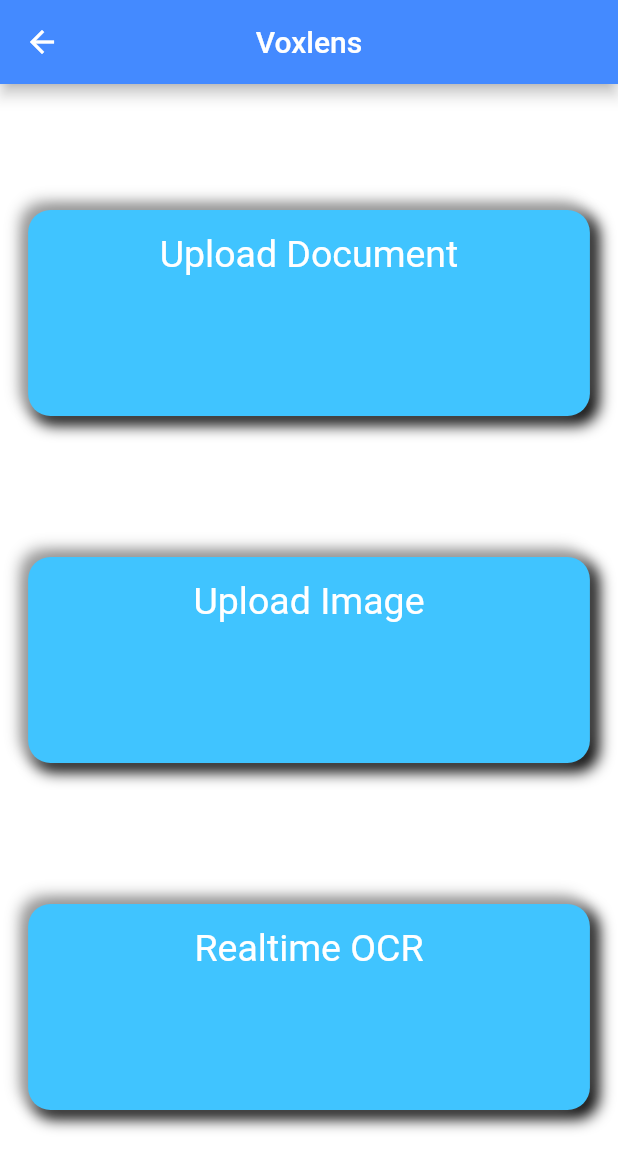
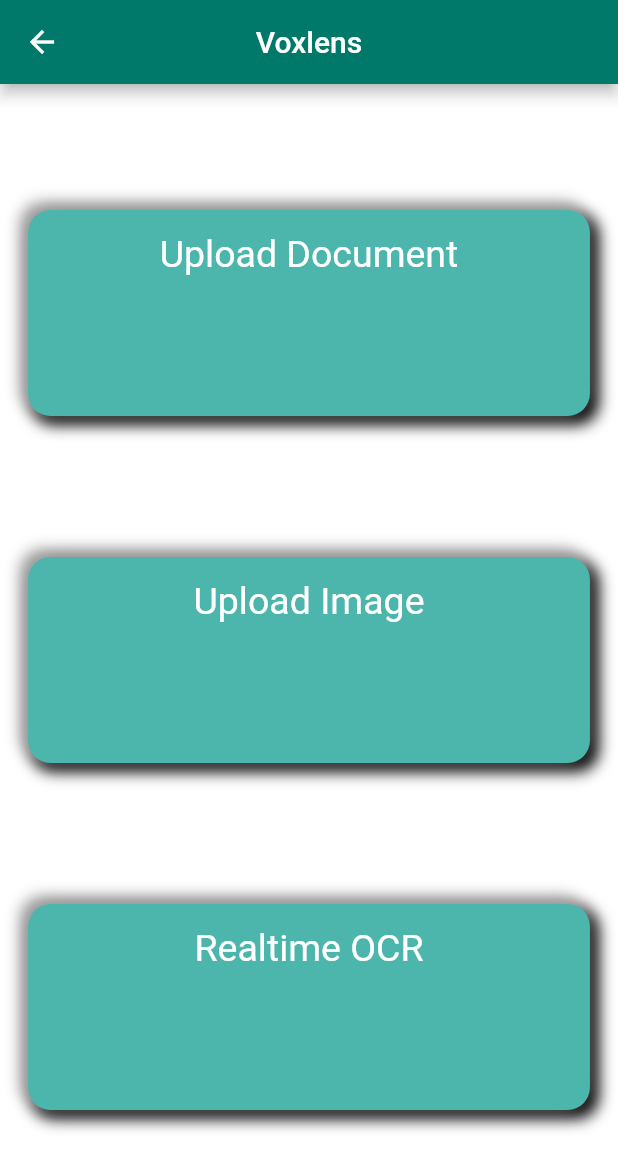
Before and after one commit to aaadddiii/voxlens, a Flutter app: the Main_menu screen opened directly, after a tap on "Doc Reader", on a phone screen of 412 x 824 dp. Shown: the top 1170 px of the screen. Run offline on Flutter 3.47's test engine with Material 2 defaults, Android fonts, the phone set to English and light mode, and no system bars; our stand-ins replace camera, dio, file_picker, flutter_dotenv, flutter_tts, get_it and 4 more; missing offline and left inert: alan_voice, google_ml_kit, google_mlkit_commons, google_mlkit_object_detection, google_mlkit_text_recognition, read_pdf_text and 1 more; accounts and stored records are empty.

Commit message:
changed ui color

```diff
--- a/client/lib/document_reader.dart
+++ b/client/lib/document_reader.dart
@@ -25,7 +25,7 @@ class _Doc_ReaderState extends State<Doc_Reader> {
     return Scaffold(
       backgroundColor: Colors.white,
       appBar: AppBar(
-        backgroundColor: Colors.blueAccent,
+        backgroundColor: Colors.teal[700],
         title: Text('Voxlens',
           style: TextStyle(
               color: Colors.white
@@ -56,9 +56,9 @@ class _Doc_ReaderState extends State<Doc_Reader> {
                       margin: EdgeInsets.all(10.0),
                       width: MediaQuery.of(context).size.width/1.1,
                       height: MediaQuery.of(context).size.height/6,
-                      // color: Colors.lightBlueAccent,
+                      // color: Colors.teal[300],
                       decoration: BoxDecoration(
-                        color: Colors.lightBlueAccent,
+                        color: Colors.teal[300],
                         //border: Border.all(width: 3,color: Colors.black),
                         borderRadius: BorderRadius.all(Radius.circular(15)),
                         boxShadow : [BoxShadow(color: Colors.black,spreadRadius: 2,blurRadius: 8,offset:Offset(4,4)),
@@ -90,9 +90,9 @@ class _Doc_ReaderState extends State<Doc_Reader> {
                 margin: EdgeInsets.all(10.0),
                 width: MediaQuery.of(context).size.width/1.1,
                 height: MediaQuery.of(context).size.height/6,
-                // color: Colors.lightBlueAccent,
+                // color: Colors.teal[300],
                 decoration: BoxDecoration(
-                  color: Colors.lightBlueAccent,
+                  color: Colors.teal[300],
                   //border: Border.all(width: 3,color: Colors.black),
                   borderRadius: BorderRadius.all(Radius.circular(15)),
                   boxShadow : [BoxShadow(color: Colors.black,spreadRadius: 2,blurRadius: 8,offset:Offset(4,4)),
@@ -116,7 +116,7 @@ class _Doc_ReaderState extends State<Doc_Reader> {
           //     margin: EdgeInsets.all(10.0),
           //     // color: Colors.red[300],
           //     decoration: BoxDecoration(
-          //       color: Colors.lightBlueAccent,
+          //       color: Colors.teal[300],
           //       //border: Border.all(width: 3,color: Colors.black),
           //       borderRadius: BorderRadius.all(Radius.circular(15)),
           //       boxShadow : [BoxShadow(color: Colors.black,spreadRadius: 2,blurRadius: 8,offset:Offset(4,4)),
@@ -148,7 +148,7 @@ class _Doc_ReaderState extends State<Doc_Reader> {
               height: MediaQuery.of(context).size.height/6,
               // color: Colors.red[300],
               decoration: BoxDecoration(
-                color: Colors.lightBlueAccent,
+                color: Colors.teal[300],
                 //border: Border.all(width: 3,color: Colors.black),
                 borderRadius: BorderRadius.all(Radius.circular(15)),
                 boxShadow : [BoxShadow(color: Colors.black,spreadRadius: 2,blurRadius: 8,offset:Offset(4,4)),
--- a/client/lib/edge_detection/ocr_camera_service.dart
+++ b/client/lib/edge_detection/ocr_camera_service.dart
@@ -368,7 +368,9 @@ class _CameraViewState extends State<CameraView> {
                   // _body();
                   // task to execute when this button is pressed
                 },
+
               ),
+
             ),
           ),
         ],
--- a/client/lib/edge_detection/ocr_detection.dart
+++ b/client/lib/edge_detection/ocr_detection.dart
@@ -33,6 +33,7 @@ class _TextRecognizerViewState extends State<TextRecognizerView> {
       title: 'Text Detector',
       customPaint: _customPaint,
       text: _text,
+
       onImage: (inputImage) {
         processImage(inputImage);
       },
--- a/client/lib/home_screen.dart
+++ b/client/lib/home_screen.dart
@@ -119,7 +119,7 @@ class _HomeState extends State<Home> {
       backgroundColor: Colors.white,
 
       appBar: AppBar(
-        backgroundColor: Colors.blueAccent,
+        backgroundColor: Colors.teal[500],
         title: Text('VoxLens '),
         centerTitle: true,
 
@@ -137,7 +137,7 @@ class _HomeState extends State<Home> {
             fontSize: 20.0,
             fontWeight: FontWeight.bold,
             letterSpacing: 20.0,
-            color: Colors.blueAccent,
+            color: Colors.teal[300],
             fontFamily: 'Anton',
             ),
 // =======
@@ -173,7 +173,7 @@ class _HomeState extends State<Home> {
           margin: EdgeInsets.all(20.0),
           // color: Colors.grey[600],
           decoration: BoxDecoration(
-              color: Colors.blueAccent,
+              color: Colors.teal[300],
               // border: Border.all(width: 3,color: Colors.white),
               borderRadius: BorderRadius.all(Radius.circular(15)),
             boxShadow : [BoxShadow(color: Colors.black,spreadRadius: 2,blurRadius: 8,offset:Offset(4,4)),
--- a/client/lib/main.dart
+++ b/client/lib/main.dart
@@ -11,6 +11,11 @@ Future main() async {
   await dotenv.load(fileName: ".env");
   cameras = await availableCameras();
   runApp(MaterialApp(
+      theme: ThemeData(
+          appBarTheme: AppBarTheme(
+        color : Colors.teal[700],
+          ),
+      ),
     home: Home()
   ));
 }
--- a/client/lib/main_menu.dart
+++ b/client/lib/main_menu.dart
@@ -31,7 +31,7 @@ class _Main_menuState extends State<Main_menu> {
     return Scaffold(
       backgroundColor: Colors.white,
       appBar: AppBar(
-        backgroundColor: Colors.blueAccent,
+        backgroundColor: Colors.teal[500],
         title: Text('VoxLens'),
         centerTitle: true,
       ),
@@ -72,15 +72,15 @@ class _Main_menuState extends State<Main_menu> {
                   margin: EdgeInsets.all(15.0),
 
                   width: MediaQuery.of(context).size.width/2.5,
-                  height: MediaQuery.of(context).size.height/2.5,
+                  height: MediaQuery.of(context).size.height/4,
 
                   // color: Colors.red[300],
                   decoration: BoxDecoration(
-                    color: Colors.lightBlueAccent,
+                    color: Colors.teal[300],
                     //border: Border.all(width: 3,color: Colors.blueAccent),
                     borderRadius: BorderRadius.all(Radius.circular(15)),
-                    boxShadow : [BoxShadow(color: Colors.black,spreadRadius: 2,blurRadius: 8,offset:Offset(6,6)),
-                      BoxShadow(color: Colors.grey,spreadRadius: 1,blurRadius: 8,offset:Offset(-6,-6))],
+                    boxShadow : [BoxShadow(color: Colors.black,spreadRadius: 1,blurRadius: 4,offset:Offset(3,3)),
+                      BoxShadow(color: Colors.grey,spreadRadius: 1,blurRadius: 4,offset:Offset(-3,-3))],
 
                   ),
                 )),
@@ -102,7 +102,7 @@ class _Main_menuState extends State<Main_menu> {
               //     margin: EdgeInsets.all(10.0),
               //     // color: Colors.red[300],
               //     decoration: BoxDecoration(
-              //         color: Colors.lightBlueAccent,
+              //         color: Colors.teal[300],
               //         border: Border.all(width: 3,color: Colors.black),
               //       borderRadius: BorderRadius.all(Radius.circular(15)),
               //       boxShadow : [BoxShadow(color: Colors.black,spreadRadius: 2,blurRadius: 8,offset:Offset(6,6)),
@@ -133,7 +133,7 @@ class _Main_menuState extends State<Main_menu> {
               //     margin: EdgeInsets.all(10.0),
               //     // color: Colors.red[300],
               //     decoration: BoxDecoration(
-              //         color: Colors.lightBlueAccent,
+              //         color: Colors.teal[300],
               //       border: Border.all(width: 3,color: Colors.black),
               //       borderRadius: BorderRadius.all(Radius.circular(15)),
               //       boxShadow : [BoxShadow(color: Colors.black,spreadRadius: 2,blurRadius: 8,offset:Offset(6,6)),
@@ -165,15 +165,15 @@ class _Main_menuState extends State<Main_menu> {
                   margin: EdgeInsets.all(15.0),
 
                   width: MediaQuery.of(context).size.width/2.5,
-                  height: MediaQuery.of(context).size.height/2.5,
+                  height: MediaQuery.of(context).size.height/4,
 
                   // color: Colors.red[300],
                   decoration: BoxDecoration(
-                    color: Colors.lightBlueAccent,
+                    color: Colors.teal[300],
                     //border: Border.all(width: 3,color: Colors.blueAccent),
                     borderRadius: BorderRadius.all(Radius.circular(15)),
-                    boxShadow : [BoxShadow(color: Colors.black,spreadRadius: 2,blurRadius: 8,offset:Offset(6,6)),
-                      BoxShadow(color: Colors.grey,spreadRadius: 1,blurRadius: 8,offset:Offset(-6,-6))],
+                    boxShadow : [BoxShadow(color: Colors.black,spreadRadius: 1,blurRadius: 4,offset:Offset(3,3)),
+                      BoxShadow(color: Colors.grey,spreadRadius: 1,blurRadius: 4,offset:Offset(-3,-3))],
                   ),
                 )),
               ),
@@ -215,15 +215,15 @@ class _Main_menuState extends State<Main_menu> {
                   margin: EdgeInsets.all(15.0),
 
                   width: MediaQuery.of(context).size.width/2.5,
-                  height: MediaQuery.of(context).size.height/2.5,
+                  height: MediaQuery.of(context).size.height/4,
 
                   // color: Colors.red[300],
                   decoration: BoxDecoration(
-                    color: Colors.lightBlueAccent,
+                    color: Colors.teal[300],
                     //border: Border.all(width: 3,color: Colors.blueAccent),
                     borderRadius: BorderRadius.all(Radius.circular(15)),
-                    boxShadow : [BoxShadow(color: Colors.black,spreadRadius: 2,blurRadius: 8,offset:Offset(6,6)),
-                      BoxShadow(color: Colors.grey,spreadRadius: 1,blurRadius: 8,offset:Offset(-6,-6))],
+                    boxShadow : [BoxShadow(color: Colors.black,spreadRadius: 1,blurRadius: 4,offset:Offset(3,3)),
+                      BoxShadow(color: Colors.grey,spreadRadius: 1,blurRadius: 4,offset:Offset(-3,-3))],
                   ),
                 )),
               ),
@@ -256,15 +256,15 @@ class _Main_menuState extends State<Main_menu> {
                   margin: EdgeInsets.all(15.0),
 
                   width: MediaQuery.of(context).size.width/2.5,
-                  height: MediaQuery.of(context).size.height/2.5,
+                  height: MediaQuery.of(context).size.height/4,
 
                   // color: Colors.red[300],
                   decoration: BoxDecoration(
-                    color: Colors.lightBlueAccent,
+                    color: Colors.teal[300],
                     ////border: Border.all(width: 3,color: Colors.blueAccent),
                     borderRadius: BorderRadius.all(Radius.circular(15)),
-                    boxShadow : [BoxShadow(color: Colors.black,spreadRadius: 2,blurRadius: 8,offset:Offset(6,6)),
-                      BoxShadow(color: Colors.grey,spreadRadius: 1,blurRadius: 8,offset:Offset(-6,-6))],
+                    boxShadow : [BoxShadow(color: Colors.black,spreadRadius: 1,blurRadius: 4,offset:Offset(3,3)),
+                      BoxShadow(color: Colors.grey,spreadRadius: 1,blurRadius: 4,offset:Offset(-3,-3))],
                   ),
                 )),
 
```
Also changed, not shown: client/pubspec.lock.
